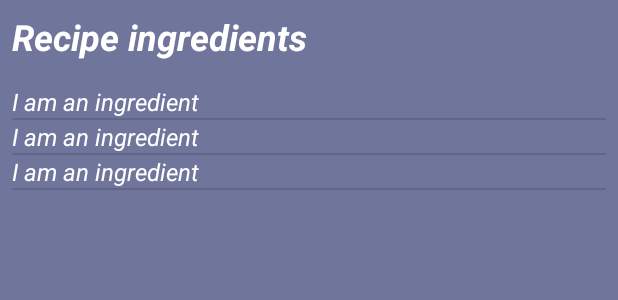
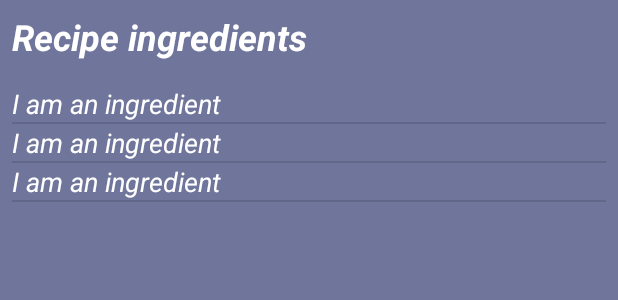
Before and after one commit to alvarosantisteban/BakingApp, an Android app: the layout ingredients_widget_provider.xml on its own in the app's theme, with its tools: preview values and no code run, on a phone screen of 412 x 824 dp. Shown: the top 300 px of the screen. Run offline under Robolectric (Android 15) with nearby library versions, the phone set to English and light mode, and no system bars.

Commit message:
feat: PR suggestion: move widget values to dimens file.

```diff
--- a/app/src/main/res/layout/ingredients_widget_item.xml
+++ b/app/src/main/res/layout/ingredients_widget_item.xml
@@ -5,8 +5,8 @@
     android:id="@+id/appwidget_ingredient"
     android:layout_width="wrap_content"
     android:layout_height="wrap_content"
-    android:layout_margin="8dp"
+    android:layout_margin="@dimen/general_margin"
     tools:text="I am an ingredient"
     android:textColor="#ffffff"
-    android:textSize="16sp"
+    android:textSize="@dimen/ingredient_description_text_size"
     android:textStyle="italic"/>
--- a/app/src/main/res/layout/ingredients_widget_provider.xml
+++ b/app/src/main/res/layout/ingredients_widget_provider.xml
@@ -10,17 +10,17 @@
         android:id="@+id/appwidget_title"
         android:layout_width="wrap_content"
         android:layout_height="wrap_content"
-        android:layout_margin="8dp"
+        android:layout_margin="@dimen/general_margin"
         android:text="@string/recipe_ingredient_title"
         android:textColor="#ffffff"
-        android:textSize="24sp"
+        android:textSize="@dimen/widget_title_size"
         android:textStyle="bold|italic" />
 
     <ListView
         android:id="@+id/appwidget_ingredients_list"
         android:layout_width="match_parent"
         android:layout_height="match_parent"
-        android:layout_margin="8dp"
+        android:layout_margin="@dimen/general_margin"
         android:loopViews="true"
         tools:listitem="@layout/ingredients_widget_item"/>
 
@@ -32,5 +32,5 @@
         android:textColor="#ffffff"
         android:textStyle="bold"
         android:text="@string/empty_view_text"
-        android:textSize="20sp" />
+        android:textSize="@dimen/ingredient_description_text_size" />
 </LinearLayout>
--- a/app/src/main/res/values/dimens.xml
+++ b/app/src/main/res/values/dimens.xml
@@ -22,6 +22,8 @@
 
     <dimen name="video_view_height">195dp</dimen>
 
+    <dimen name="widget_title_size">24sp</dimen>
+
     <!--
 Refer to App Widget Documentation for margin information
 http://developer.android.com/guide/topics/appwidgets/index.html#CreatingLayout
```
